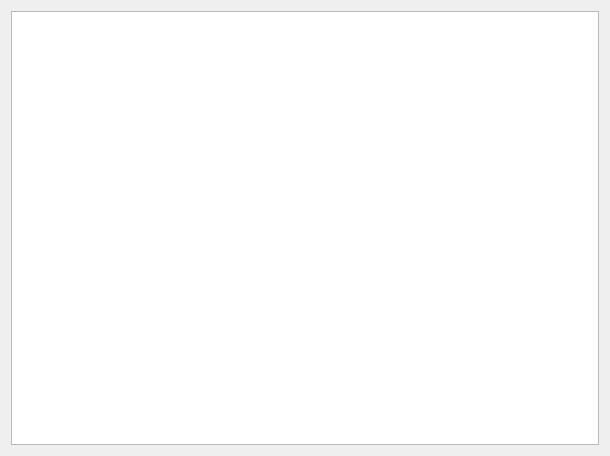
Above: src/gui/widgets/audio/ui/audiomanager.ui from Vin985/ecosongs before the change. Below: the same form after it.
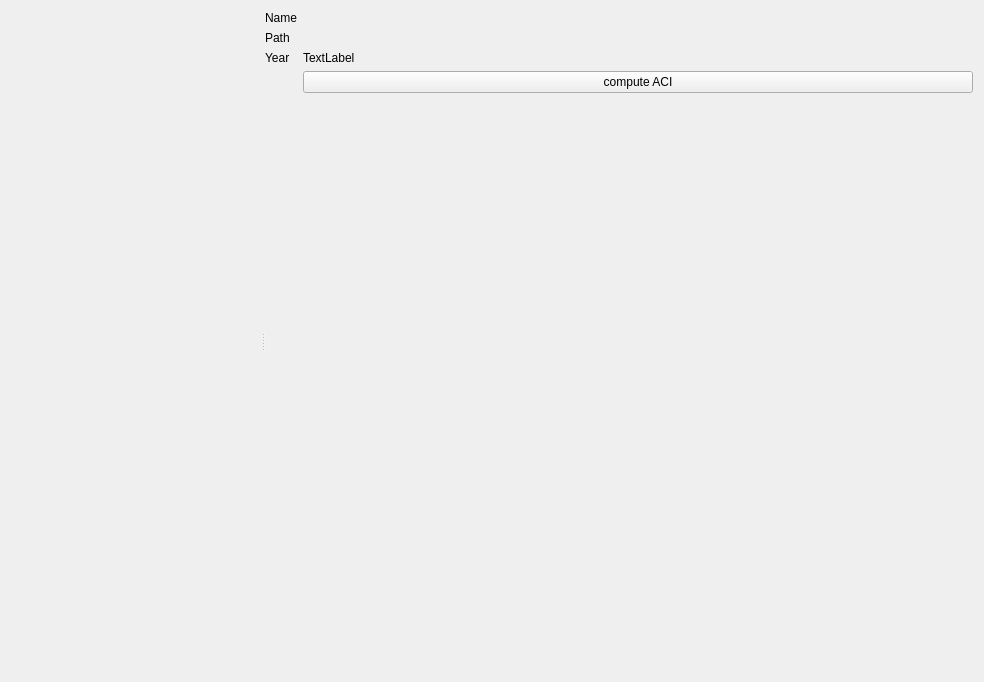
That is the form after the change. Custom widgets are drawn as their Qt base class.

Commit message: tree explorer

The edit to the form file:
```diff
--- a/src/gui/widgets/audio/ui/audiomanager.ui
+++ b/src/gui/widgets/audio/ui/audiomanager.ui
@@ -6,19 +6,123 @@
    <rect>
     <x>0</x>
     <y>0</y>
-    <width>610</width>
-    <height>456</height>
+    <width>984</width>
+    <height>682</height>
    </rect>
   </property>
   <property name="windowTitle">
    <string>Form</string>
   </property>
-  <layout class="QGridLayout" name="gridLayout">
-   <item row="0" column="0">
-    <widget class="QTreeView" name="treeView"/>
+  <layout class="QHBoxLayout" name="horizontalLayout_3">
+   <item>
+    <widget class="QSplitter" name="splitter">
+     <property name="orientation">
+      <enum>Qt::Horizontal</enum>
+     </property>
+     <widget class="TreeExplorer" name="treeExplorer" native="true">
+      <property name="sizePolicy">
+       <sizepolicy hsizetype="Fixed" vsizetype="Preferred">
+        <horstretch>0</horstretch>
+        <verstretch>0</verstretch>
+       </sizepolicy>
+      </property>
+      <property name="minimumSize">
+       <size>
+        <width>250</width>
+        <height>0</height>
+       </size>
+      </property>
+     </widget>
+     <widget class="QWidget" name="details_pane" native="true">
+      <property name="sizePolicy">
+       <sizepolicy hsizetype="Preferred" vsizetype="Preferred">
+        <horstretch>2</horstretch>
+        <verstretch>0</verstretch>
+       </sizepolicy>
+      </property>
+      <layout class="QGridLayout" name="gridLayout">
+       <item row="1" column="0">
+        <widget class="QLabel" name="label_3">
+         <property name="text">
+          <string>Path</string>
+         </property>
+        </widget>
+       </item>
+       <item row="4" column="0">
+        <spacer name="verticalSpacer">
+         <property name="orientation">
+          <enum>Qt::Vertical</enum>
+         </property>
+         <property name="sizeHint" stdset="0">
+          <size>
+           <width>20</width>
+           <height>40</height>
+          </size>
+         </property>
+        </spacer>
+       </item>
+       <item row="0" column="1">
+        <widget class="QLabel" name="name">
+         <property name="text">
+          <string/>
+         </property>
+        </widget>
+       </item>
+       <item row="0" column="0">
+        <widget class="QLabel" name="label">
+         <property name="text">
+          <string>Name</string>
+         </property>
+        </widget>
+       </item>
+       <item row="2" column="0">
+        <widget class="QLabel" name="label_5">
+         <property name="sizePolicy">
+          <sizepolicy hsizetype="Maximum" vsizetype="Preferred">
+           <horstretch>0</horstretch>
+           <verstretch>0</verstretch>
+          </sizepolicy>
+         </property>
+         <property name="text">
+          <string>Year</string>
+         </property>
+        </widget>
+       </item>
+       <item row="2" column="1">
+        <widget class="QLabel" name="year">
+         <property name="text">
+          <string>TextLabel</string>
+         </property>
+        </widget>
+       </item>
+       <item row="1" column="1">
+        <widget class="QLabel" name="path">
+         <property name="text">
+          <string/>
+         </property>
+        </widget>
+       </item>
+       <item row="3" column="1">
+        <widget class="QPushButton" name="pushButton">
+         <property name="text">
+          <string>compute ACI</string>
+         </property>
+        </widget>
+       </item>
+      </layout>
+     </widget>
+    </widget>
    </item>
   </layout>
  </widget>
+ <customwidgets>
+  <customwidget>
+   <class>TreeExplorer</class>
+   <extends>QWidget</extends>
+   <header>gui/widgets/treeexplorer/treeexplorer.h</header>
+   <container>1</container>
+  </customwidget>
+ </customwidgets>
  <resources/>
  <connections/>
 </ui>
```
The commit also changes 14 other files.
